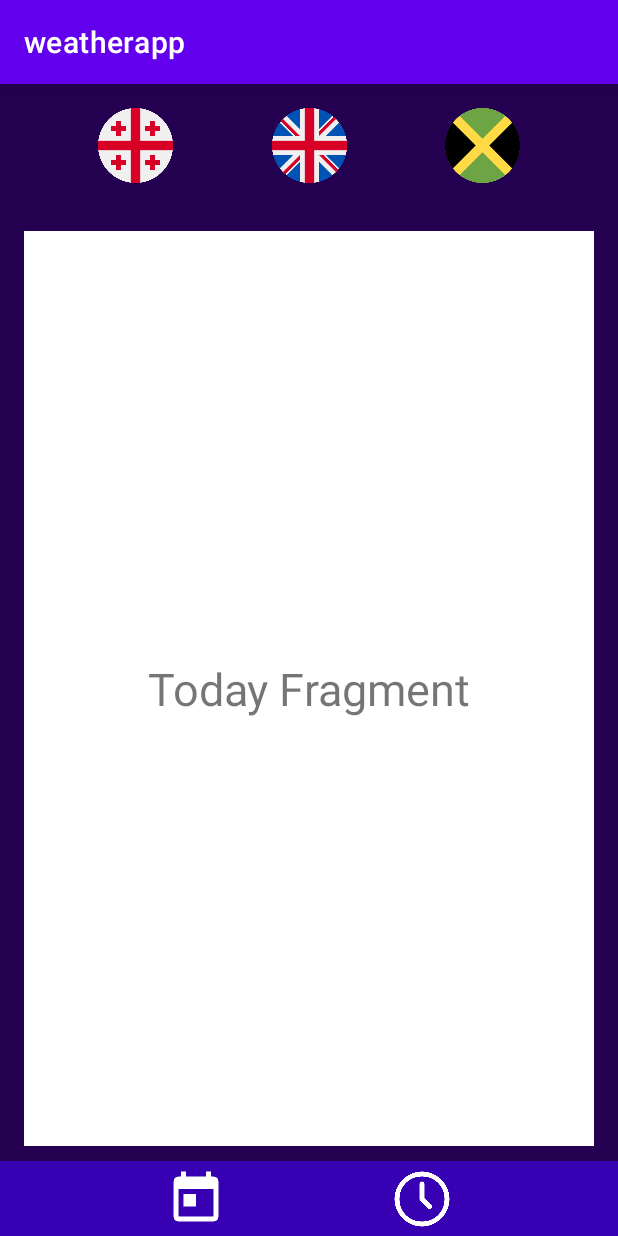
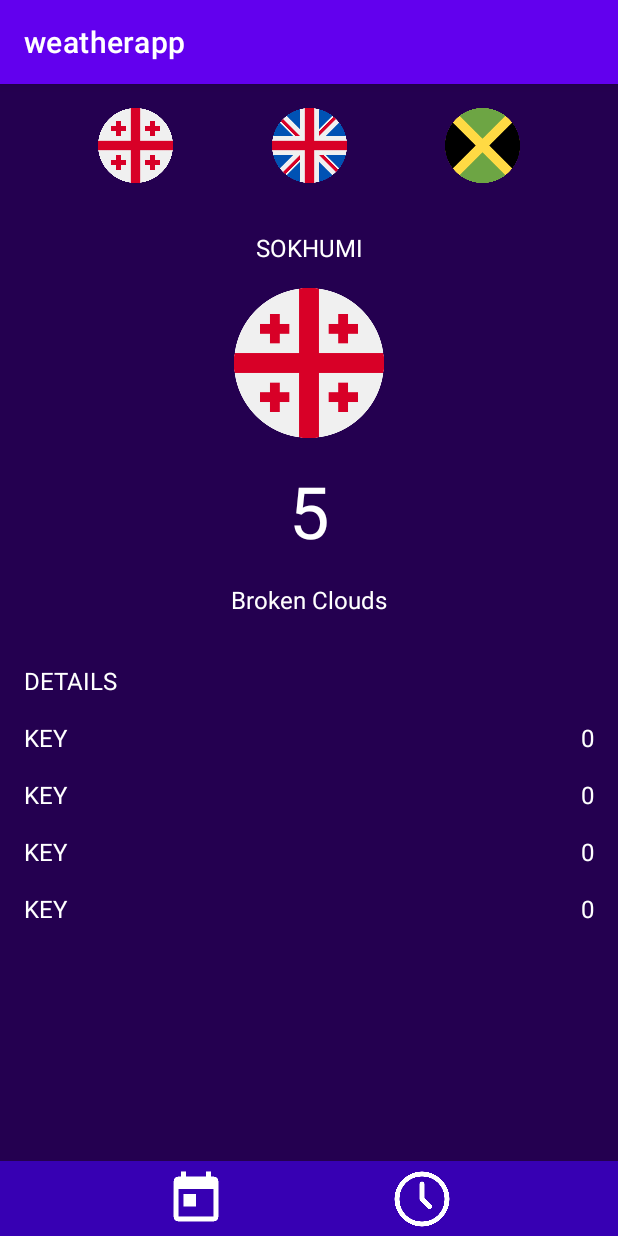
Before and after one commit to acho01/weatherapp, an Android app: the screen it shows after launch (MainActivity), on a phone screen of 412 x 824 dp. Run offline under Robolectric (Android 15) with nearby library versions, the phone set to English and light mode, and no system bars.

Commit message:
daily weather page ready for api integration

```diff
--- a/app/src/main/res/layout/today_view_fragment.xml
+++ b/app/src/main/res/layout/today_view_fragment.xml
@@ -4,18 +4,170 @@
     xmlns:tools="http://schemas.android.com/tools"
     android:layout_width="match_parent"
     android:layout_height="match_parent"
+    android:background="@color/night"
     tools:context=".fragments.TodayFragment">
 
     <TextView
-        android:id="@+id/fragment_today"
+        android:id="@+id/text_city"
         android:layout_width="wrap_content"
         android:layout_height="wrap_content"
-        android:text="Today Fragment"
-        android:textSize="30sp"
-        app:layout_constraintBottom_toBottomOf="parent"
+        android:text="SOKHUMI"
+        android:textSize="16sp"
         app:layout_constraintEnd_toEndOf="parent"
+        app:layout_constraintHorizontal_bias="0.5"
         app:layout_constraintStart_toStartOf="parent"
-        app:layout_constraintTop_toTopOf="parent" />
+        app:layout_constraintTop_toTopOf="parent"
+        android:textColor="@color/white"/>
 
+    <ImageView
+        android:id="@+id/image_weather"
+        android:layout_width="100dp"
+        android:layout_height="100dp"
+        android:src="@drawable/georgia"
+        android:layout_marginTop="16dp"
+        android:textColor="@color/white"
+        app:layout_constraintEnd_toEndOf="parent"
+        app:layout_constraintHorizontal_bias="0.5"
+        app:layout_constraintStart_toStartOf="parent"
+        app:layout_constraintTop_toBottomOf="@+id/text_city" />
+
+    <TextView
+        android:id="@+id/text_temperature"
+        android:layout_width="wrap_content"
+        android:layout_height="wrap_content"
+        android:text="5"
+        android:textSize="48sp"
+        android:layout_marginTop="16dp"
+        android:textColor="@color/white"
+        app:layout_constraintEnd_toEndOf="parent"
+        app:layout_constraintHorizontal_bias="0.5"
+        app:layout_constraintStart_toStartOf="parent"
+        app:layout_constraintTop_toBottomOf="@+id/image_weather" />
+
+    <TextView
+        android:id="@+id/text_weather_description"
+        android:layout_width="wrap_content"
+        android:layout_height="wrap_content"
+        android:text="Broken Clouds"
+        android:textSize="16sp"
+        android:layout_marginTop="16dp"
+        android:textColor="@color/white"
+        app:layout_constraintEnd_toEndOf="parent"
+        app:layout_constraintHorizontal_bias="0.5"
+        app:layout_constraintStart_toStartOf="parent"
+        app:layout_constraintTop_toBottomOf="@+id/text_temperature" />
+
+    <TableLayout
+        android:id="@+id/details_table_layout"
+        android:layout_width="match_parent"
+        android:layout_height="wrap_content"
+        android:layout_marginTop="32dp"
+        app:layout_constraintEnd_toEndOf="parent"
+        app:layout_constraintHorizontal_bias="0.5"
+        app:layout_constraintStart_toStartOf="parent"
+        android:stretchColumns="*"
+        app:layout_constraintTop_toBottomOf="@+id/text_weather_description">
+
+        <TextView
+            android:layout_width="match_parent"
+            android:layout_height="match_parent"
+            android:textSize="16sp"
+            android:textColor="@color/white"
+            android:text="DETAILS"
+            />
+
+        <TableRow
+            android:id="@+id/temperature_row"
+            android:layout_width="match_parent"
+            android:layout_height="match_parent"
+            android:layout_marginTop="16dp">
+
+            <TextView
+                android:id="@+id/text_temperature_label"
+                android:layout_width="match_parent"
+                android:layout_height="match_parent"
+                android:text="KEY"
+                android:textColor="@color/white"
+                android:textSize="16sp" />
+
+            <TextView
+                android:id="@+id/text_temperature_value"
+                android:layout_width="match_parent"
+                android:layout_height="match_parent"
+                android:text="0"
+                android:gravity="right"
+                android:textColor="@color/white"
+                android:textSize="16sp" />
+        </TableRow>
+        <TableRow
+            android:id="@+id/feelslike_row"
+            android:layout_width="match_parent"
+            android:layout_height="match_parent"
+            android:layout_marginTop="16dp">
+
+            <TextView
+                android:id="@+id/text_feelslike_label"
+                android:layout_width="match_parent"
+                android:layout_height="match_parent"
+                android:text="KEY"
+                android:textColor="@color/white"
+                android:textSize="16sp" />
+
+            <TextView
+                android:id="@+id/text_feelslike_value"
+                android:layout_width="match_parent"
+                android:layout_height="match_parent"
+                android:text="0"
+                android:gravity="right"
+                android:textColor="@color/white"
+                android:textSize="16sp" />
+        </TableRow>
+        <TableRow
+            android:id="@+id/humidity_row"
+            android:layout_width="match_parent"
+            android:layout_height="match_parent"
+            android:layout_marginTop="16dp">
+
+            <TextView
+                android:id="@+id/text_humidity_label"
+                android:layout_width="match_parent"
+                android:layout_height="match_parent"
+                android:text="KEY"
+                android:textColor="@color/white"
+                android:textSize="16sp" />
+
+            <TextView
+                android:id="@+id/text_humidity_value"
+                android:layout_width="match_parent"
+                android:layout_height="match_parent"
+                android:text="0"
+                android:textColor="@color/white"
+                android:gravity="right"
+                android:textSize="16sp" />
+        </TableRow>
+        <TableRow
+            android:id="@+id/pressure_row"
+            android:layout_width="match_parent"
+            android:layout_height="match_parent"
+            android:layout_marginTop="16dp">
+
+            <TextView
+                android:id="@+id/text_pressure_label"
+                android:layout_width="match_parent"
+                android:layout_height="match_parent"
+                android:text="KEY"
+                android:textColor="@color/white"
+                android:textSize="16sp" />
+
+            <TextView
+                android:id="@+id/text_pressure_value"
+                android:layout_width="match_parent"
+                android:layout_height="match_parent"
+                android:text="0"
+                android:gravity="right"
+                android:textColor="@color/white"
+                android:textSize="16sp" />
+        </TableRow>
+    </TableLayout>
 
 </androidx.constraintlayout.widget.ConstraintLayout>
--- a/app/src/main/res/values/colors.xml
+++ b/app/src/main/res/values/colors.xml
@@ -10,4 +10,5 @@
     <color name="day">#059FE4</color>
     <color name="night">#240050</color>
     <color name="purple">#FF3700B3</color>
+    <color name="transparent">#0FFF</color>
 </resources>
```
